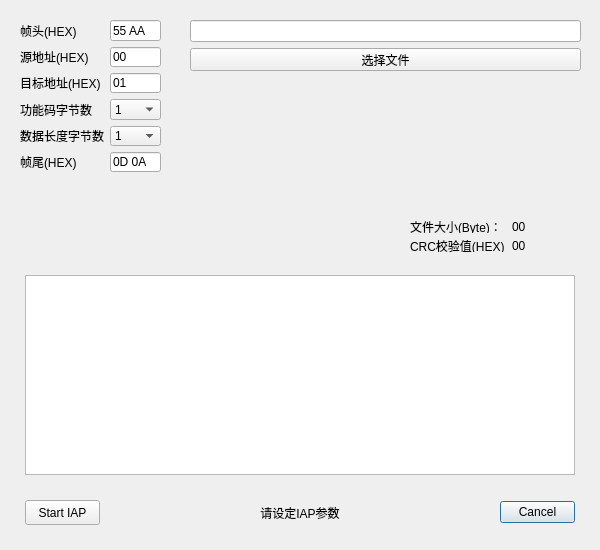
SamFisher940425/MCU_IAP_Application, file proj/ota_widget.ui: the form before one commit.
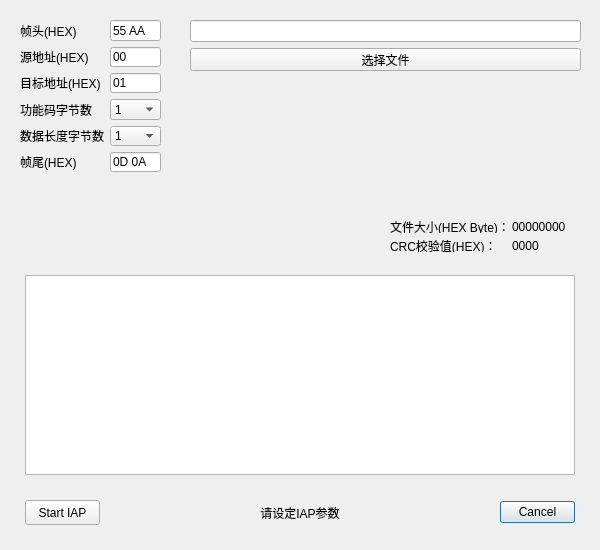
The form after the commit.

Commit message: fix(all):v0.1.0 finish debug.

```diff
--- a/proj/ota_widget.ui
+++ b/proj/ota_widget.ui
@@ -58,9 +58,9 @@
   <widget class="QLabel" name="label">
    <property name="geometry">
     <rect>
-     <x>250</x>
+     <x>200</x>
      <y>500</y>
-     <width>100</width>
+     <width>200</width>
      <height>25</height>
     </rect>
    </property>
@@ -124,7 +124,7 @@
      </widget>
     </item>
     <item row="5" column="0">
-     <widget class="QLabel" name="label_5">
+     <widget class="QLabel" name="label_7">
       <property name="text">
        <string>帧尾(HEX)</string>
       </property>
@@ -138,14 +138,14 @@
      </widget>
     </item>
     <item row="3" column="0">
-     <widget class="QLabel" name="label_6">
+     <widget class="QLabel" name="label_5">
       <property name="text">
        <string>功能码字节数</string>
       </property>
      </widget>
     </item>
     <item row="4" column="0">
-     <widget class="QLabel" name="label_7">
+     <widget class="QLabel" name="label_6">
       <property name="text">
        <string>数据长度字节数</string>
       </property>
@@ -184,9 +184,9 @@
   <widget class="QWidget" name="layoutWidget">
    <property name="geometry">
     <rect>
-     <x>410</x>
+     <x>390</x>
      <y>220</y>
-     <width>116</width>
+     <width>176</width>
      <height>32</height>
     </rect>
    </property>
@@ -194,14 +194,14 @@
     <item row="0" column="0">
      <widget class="QLabel" name="label_8">
       <property name="text">
-       <string>文件大小(Byte)：</string>
+       <string>文件大小(HEX Byte)：</string>
       </property>
      </widget>
     </item>
     <item row="0" column="1">
      <widget class="QLabel" name="label_10">
       <property name="text">
-       <string>00</string>
+       <string>00000000</string>
       </property>
      </widget>
     </item>
@@ -215,7 +215,7 @@
     <item row="1" column="1">
      <widget class="QLabel" name="label_11">
       <property name="text">
-       <string>00</string>
+       <string>0000</string>
       </property>
      </widget>
     </item>
```
Left out of the diff: 18 changed lines with no effect on the pictures. The commit also changes 2 other files.
